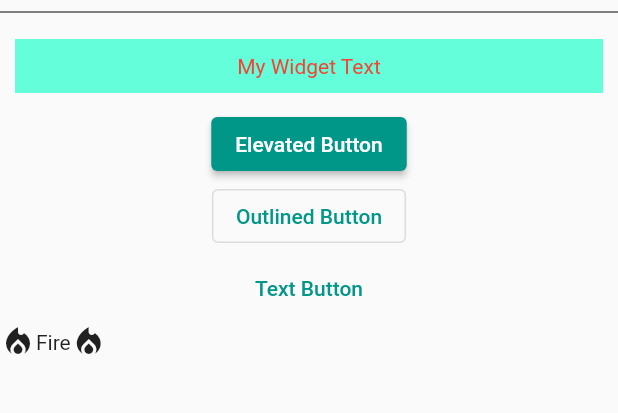
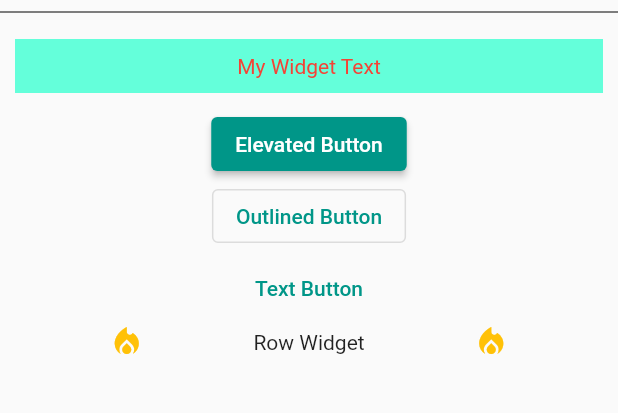
Before and after one commit to sylfleur/flutter_for_beginner, a Flutter app: the ApprendreFlutterPage screen opened directly, on a phone screen of 412 x 824 dp, the part 459-872 px from its top. Run offline on Flutter 3.47's test engine with Material 2 defaults, Android fonts, the phone set to English and light mode, and no system bars.

```diff
--- a/lib/apprendre_flutter_page.dart
+++ b/lib/apprendre_flutter_page.dart
@@ -61,12 +61,20 @@ class _ApprendreFlutterPageState extends State<ApprendreFlutterPage> {
           },
           child: const Text('Text Button'),
         ),
-        Row(
-          children: const [
-            Icon(Icons.local_fire_department),
-            Text('Fire'),
-            Icon(Icons.local_fire_department),
-          ],
+        GestureDetector(
+          behavior: HitTestBehavior.opaque,
+          onTap: (){
+            debugPrint('Gesture Detector');
+          },
+          child: Row(
+            // crossAxisAlignment: CrossAxisAlignment.center,
+            mainAxisAlignment: MainAxisAlignment.spaceEvenly,
+            children: const [
+              Icon(Icons.local_fire_department, color: Colors.amber,),
+              Text('Row Widget'),
+              Icon(Icons.local_fire_department, color: Colors.amber,),
+            ],
+          ),
         ),
       ]),
     );
```
